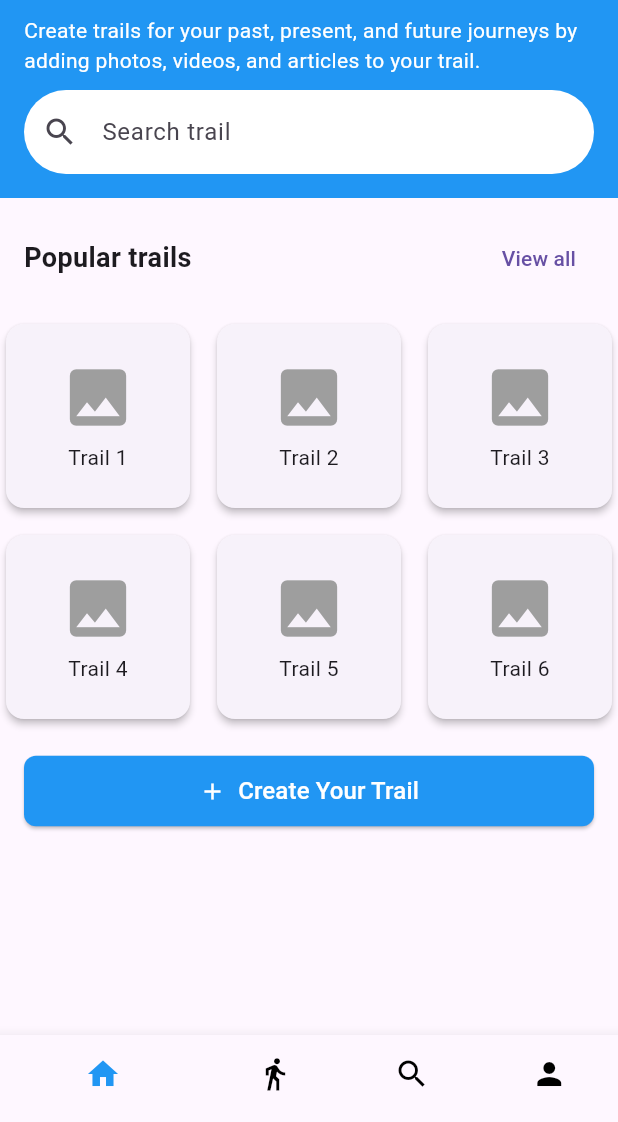
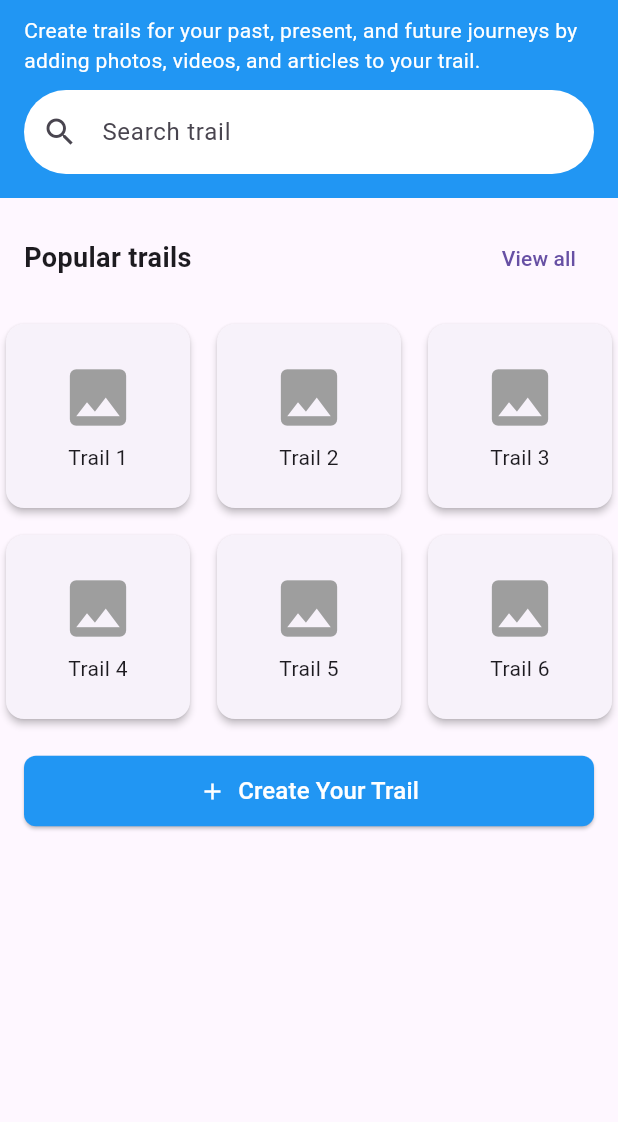
Before and after one commit to RashmiDulmini/GAHDSE241F-TravelTrace, a Flutter app: the screen it shows after launch, on a phone screen of 412 x 824 dp, the part 114-1236 px from its top. Run offline on Flutter 3.47's test engine with Material 3 defaults, Android fonts, the phone set to English and light mode, and no system bars; our stand-ins replace font_awesome_flutter, google_maps_flutter, image_picker, lottie; project files that could hold a hidden picture were left out.

Commit message:
Navigation create

```diff
--- a/lib/pages/homepage.dart
+++ b/lib/pages/homepage.dart
@@ -1,4 +1,4 @@
-import 'package:flutter/material.dart';
+ import 'package:flutter/material.dart';
 import 'trail_create.dart';
 
 class HomePage extends StatelessWidget {
@@ -134,21 +134,6 @@ class HomePage extends StatelessWidget {
           ],
         ),
       ),
-
-      // Bottom Navigation Bar
-      bottomNavigationBar: BottomNavigationBar(
-        backgroundColor: Colors.grey[300],
-        selectedItemColor: Colors.blue,
-        unselectedItemColor: Colors.black,
-        showSelectedLabels: false,
-        showUnselectedLabels: false,
-        items: [
-          BottomNavigationBarItem(icon: Icon(Icons.home), label: 'Home'),
-          BottomNavigationBarItem(icon: Icon(Icons.directions_walk), label: 'Trails'),
-          BottomNavigationBarItem(icon: Icon(Icons.search), label: 'Search'),
-          BottomNavigationBarItem(icon: Icon(Icons.person), label: 'Profile'),
-        ],
-      ),
     );
   }
 }
```
Also changed, not shown: lib/pages/navbar.dart (added, +73 -0 lines).
